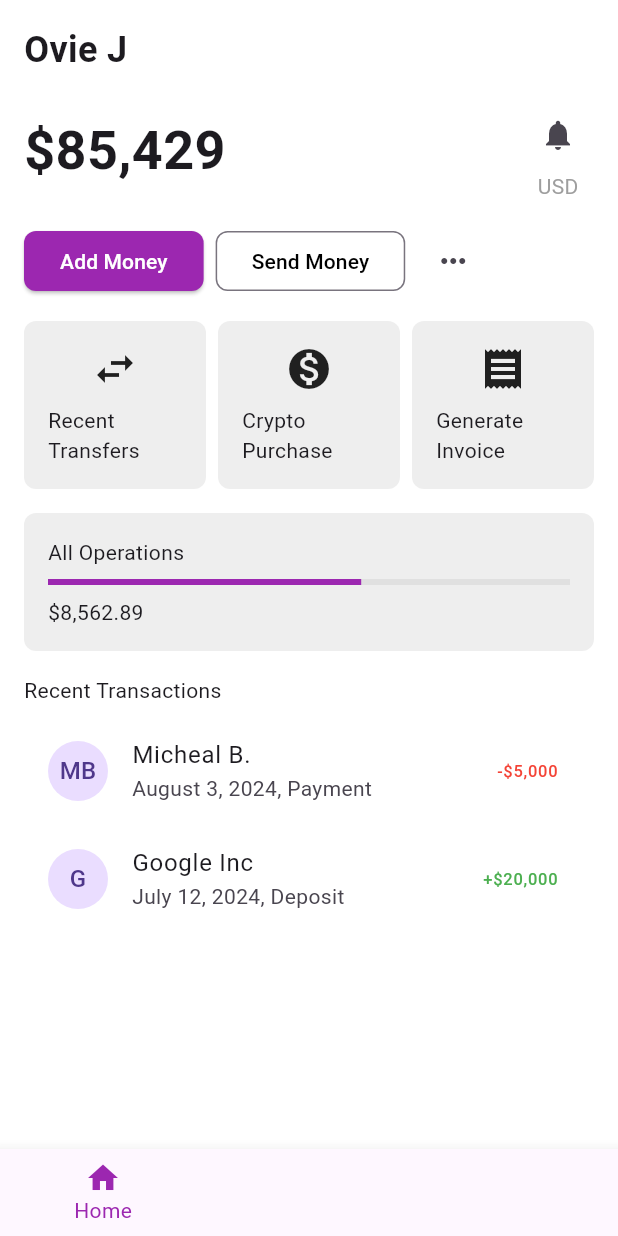
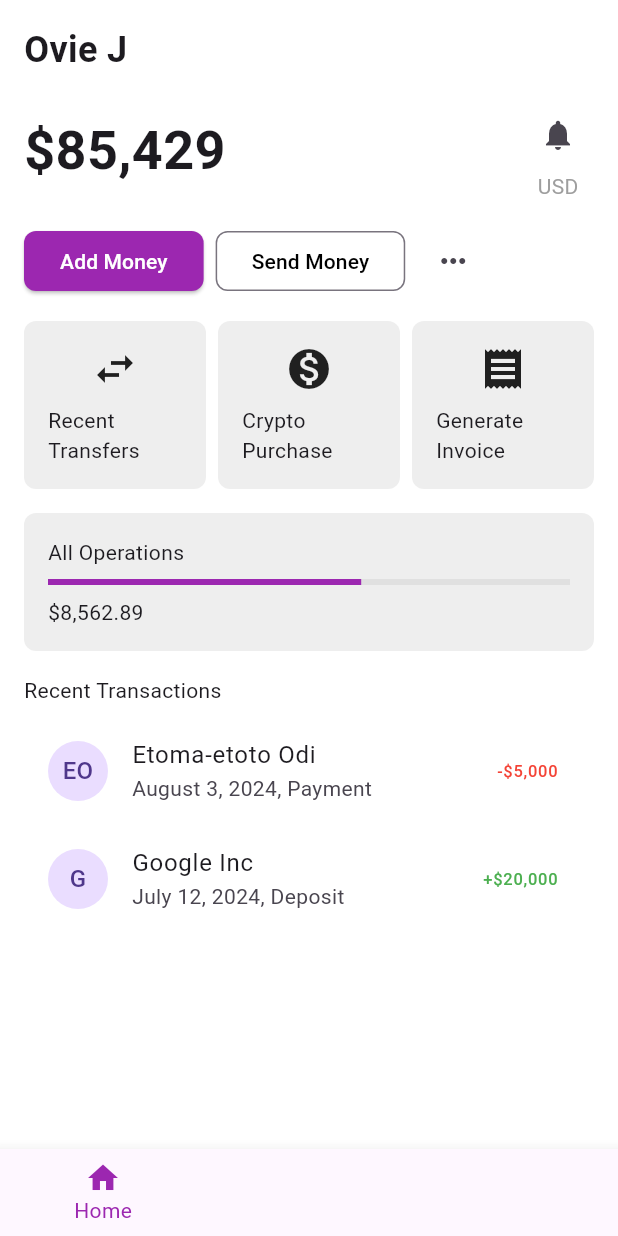
Before and after one commit to Kellytomi/fintech, a Flutter app: the screen it shows after launch, on a phone screen of 412 x 824 dp. Run offline on Flutter 3.47's test engine with Material 3 defaults, Android fonts, the phone set to English and light mode, and no system bars.

Commit message:
modified some text

```diff
--- a/lib/main.dart
+++ b/lib/main.dart
@@ -177,8 +177,8 @@ class HomeScreen extends StatelessWidget {
                 child: ListView(
                   children: const [
                     ListTile(
-                      leading: CircleAvatar(child: Text('MB')),
-                      title: Text('Micheal B.'),
+                      leading: CircleAvatar(child: Text('EO')),
+                      title: Text('Etoma-etoto Odi'),
                       subtitle: Text('August 3, 2024, Payment'),
                       trailing: Text(
                         '-\$5,000',
```
